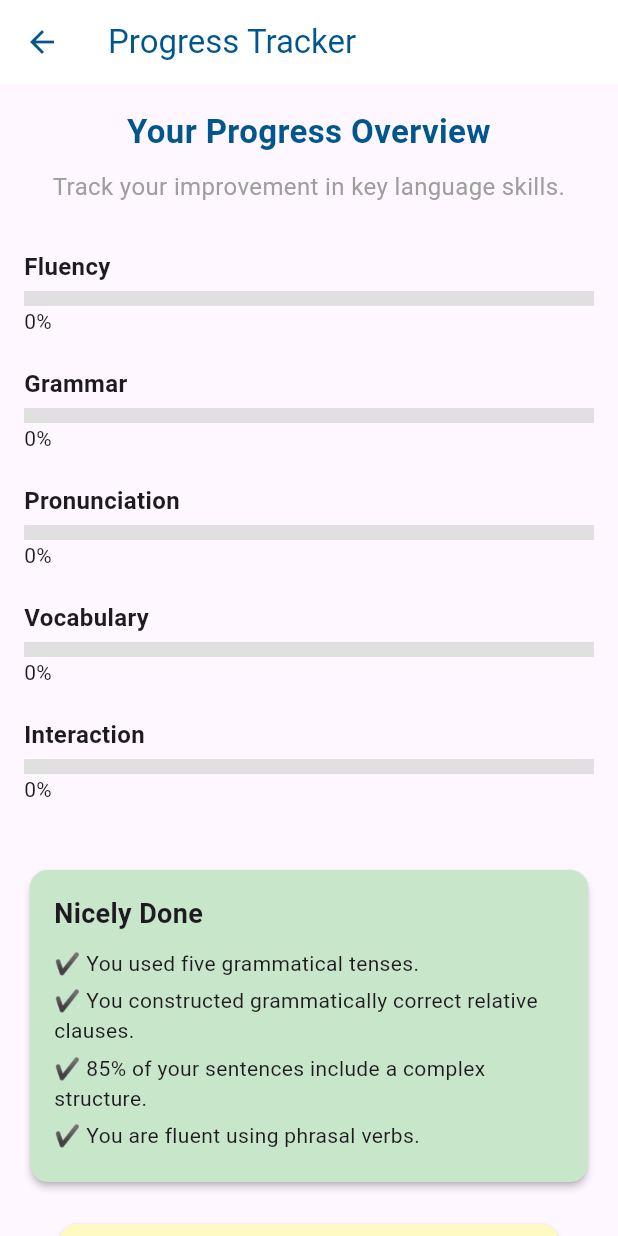
After one commit to aisamae13/TalkReady, a Flutter app: the ProgressTrackerPage screen opened directly, on a phone screen of 412 x 824 dp. The commit adds this screen. Run offline on Flutter 3.47's test engine with Material 3 defaults, Android fonts, the phone set to English and light mode, and no system bars; our stand-ins replace audioplayers, carousel_slider, cloud_firestore, firebase_auth, firebase_core, flutter_dotenv and 9 more; missing offline and left inert: firebase_app_check, flutter_sound; accounts and stored records are empty.

Commit message:
fix some mistakes

```diff
--- a/talkready_mobile/lib/homepage.dart
+++ b/talkready_mobile/lib/homepage.dart
@@ -7,6 +7,7 @@ import 'profile.dart';
 import 'package:logger/logger.dart';
 import 'courses_page.dart';
 import 'journal/journal_page.dart';
+import 'progress_page.dart';
 
 class HomePage extends StatefulWidget {
   const HomePage({super.key});
@@ -104,7 +105,6 @@ class _HomePageState extends State<HomePage> {
 
   switch (index) {
     case 0: // Home
-        // Already on Home, no navigation needed
       break;
     case 1: // Courses
       Navigator.push(
@@ -113,7 +113,7 @@ class _HomePageState extends State<HomePage> {
       ).then((_) {
         if (mounted) {
           setState(() {
-              _selectedIndex = 0; // Switch back to Home tab
+            _selectedIndex = 0;
           });
         }
       });
@@ -121,16 +121,28 @@ class _HomePageState extends State<HomePage> {
     case 2: // Journal
       Navigator.push(
         context,
-          MaterialPageRoute(builder: (context) =>  JournalPage()),
+        MaterialPageRoute(builder: (context) => JournalPage()),
       ).then((_) {
         if (mounted) {
           setState(() {
-              _selectedIndex = 0; // Switch back to Home tab
+            _selectedIndex = 0;
           });
         }
       });
       break;
-      case 3: // Profile
+    case 3: // Programs
+      Navigator.push(
+        context,
+        MaterialPageRoute(builder: (context) => ProgressTrackerPage()), // Replace with your ProgramsPage widget
+      ).then((_) {
+        if (mounted) {
+          setState(() {
+            _selectedIndex = 0;
+          });
+        }
+      });
+      break;
+    case 4: // Profile
       Navigator.push(
         context,
         MaterialPageRoute(builder: (context) => const ProfilePage()),
@@ -138,7 +150,7 @@ class _HomePageState extends State<HomePage> {
         logger.d('Returned from ProfilePage');
         if (mounted) {
           setState(() {
-              _selectedIndex = 0; // Switch back to Home tab after returning
+            _selectedIndex = 0;
           });
         }
       });
@@ -317,7 +329,7 @@ class _HomePageState extends State<HomePage> {
             BottomNavigationBarItem(icon: Icon(Icons.book), label: 'Courses'),
             BottomNavigationBarItem(
                 icon: Icon(Icons.library_books), label: 'Journal'),
-            BottomNavigationBarItem(icon: Icon(Icons.apps), label: 'Programs'),
+            BottomNavigationBarItem(icon: Icon(Icons.trending_up), label: 'Progress'),
             BottomNavigationBarItem(icon: Icon(Icons.person), label: 'Profile'),
           ],
         ),
--- a/talkready_mobile/lib/journal/mood_selection_page.dart
+++ b/talkready_mobile/lib/journal/mood_selection_page.dart
@@ -183,15 +183,8 @@ class _MoodSelectionPageState extends State<MoodSelectionPage> {
                 crossAxisAlignment: CrossAxisAlignment.start,
                 children: [
                   Row(
-                    mainAxisAlignment: MainAxisAlignment.spaceBetween,
+                    mainAxisAlignment: MainAxisAlignment.end, // Align "Skip" to the right
                     children: [
-                      IconButton(
-                        icon: const Icon(Icons.arrow_back, color: Color(0xFF00568D)),
-                        onPressed: () {
-                          logger.i('Back button pressed on MoodSelectionPage');
-                          Navigator.pop(context);
-                        },
-                      ),
                       Flexible(
                         child: SizedBox(
                           width: 80,
--- a/talkready_mobile/lib/main.dart
+++ b/talkready_mobile/lib/main.dart
@@ -64,7 +64,7 @@ class MyApp extends StatelessWidget {
       theme: ThemeData(
         primarySwatch: Colors.blue,
       ),
-      initialRoute: '/login',
+      initialRoute: '/',
       routes: {
         '/splash': (context) => const SplashScreen(),
         '/': (context) => const LandingPage(),
--- a/talkready_mobile/lib/profile.dart
+++ b/talkready_mobile/lib/profile.dart
@@ -10,7 +10,7 @@ import 'package:logger/logger.dart';
 import 'courses_page.dart';
 import 'journal/journal_page.dart';
 import 'homepage.dart';
-import 'ai_bot.dart';
+import 'progress_page.dart';
 import 'settings/settings.dart';
 
 class ProfilePage extends StatefulWidget {
@@ -417,13 +417,13 @@ void _showDropdownDialog(
         nextPage = const HomePage();
         break;
       case 1:
-        nextPage = const AIBotScreen();
+        nextPage = const CoursesPage();
         break;
       case 2:
-        nextPage = CoursesPage();
+        nextPage = JournalPage();
         break;
       case 3:
-        nextPage = JournalPage();
+        nextPage = ProgressTrackerPage();
         break;
       case 4:
         return; // Already on Profile, do nothing
@@ -678,7 +678,7 @@ void _showDropdownDialog(
           BottomNavigationBarItem(icon: Icon(Icons.home), label: 'Home'),
                 BottomNavigationBarItem(icon: Icon(Icons.book), label: 'Courses'),
                 BottomNavigationBarItem(icon: Icon(Icons.library_books), label: 'Journal'),
-                BottomNavigationBarItem(icon: Icon(Icons.apps), label: 'Programs'),
+                BottomNavigationBarItem(icon: Icon(Icons.trending_up), label: 'Progress'),
                 BottomNavigationBarItem(icon: Icon(Icons.person), label: 'Profile'),
         ],
       ),
--- /dev/null
+++ b/talkready_mobile/lib/progress_page.dart
@@ -0,0 +1,197 @@
+import 'package:flutter/material.dart';
+import 'package:firebase_auth/firebase_auth.dart';
+import 'package:cloud_firestore/cloud_firestore.dart';
+import 'package:logger/logger.dart';
+
+class ProgressTrackerPage extends StatefulWidget {
+  const ProgressTrackerPage({super.key});
+
+  @override
+  State<ProgressTrackerPage> createState() => _ProgressTrackerPageState();
+}
+
+class _ProgressTrackerPageState extends State<ProgressTrackerPage> {
+  final Logger logger = Logger();
+  final Map<String, double> skillProgress = {
+    'Fluency': 0.0,
+    'Grammar': 0.0,
+    'Pronunciation': 0.0,
+    'Vocabulary': 0.0,
+    'Interaction': 0.0,
+  };
+
+  @override
+  void initState() {
+    super.initState();
+    _fetchProgress();
+  }
+
+  Future<void> _fetchProgress() async {
+    final user = FirebaseAuth.instance.currentUser;
+    if (user == null) {
+      logger.e('No user logged in');
+      return;
+    }
+
+    try {
+      DocumentSnapshot doc = await FirebaseFirestore.instance
+          .collection('users')
+          .doc(user.uid)
+          .get();
+      Map<String, dynamic>? userData = doc.data() as Map<String, dynamic>?;
+      if (userData != null && userData.containsKey('progress')) {
+        Map<String, dynamic> progress = userData['progress'];
+        setState(() {
+          skillProgress['Fluency'] =
+              (progress['Fluency'] as num?)?.toDouble() ?? 0.0;
+          skillProgress['Grammar'] =
+              (progress['Grammar'] as num?)?.toDouble() ?? 0.0;
+          skillProgress['Pronunciation'] =
+              (progress['Pronunciation'] as num?)?.toDouble() ?? 0.0;
+          skillProgress['Vocabulary'] =
+              (progress['Vocabulary'] as num?)?.toDouble() ?? 0.0;
+          skillProgress['Interaction'] =
+              (progress['Interaction'] as num?)?.toDouble() ?? 0.0;
+        });
+        logger.i('Fetched progress: $skillProgress');
+      } else {
+        logger.i('No progress data found, using defaults');
+      }
+    } catch (e) {
+      logger.e('Error fetching progress: $e');
+      if (mounted) {
+        ScaffoldMessenger.of(context).showSnackBar(
+          SnackBar(content: Text('Error loading progress: $e')),
+        );
+      }
+    }
+  }
+
+  @override
+  Widget build(BuildContext context) {
+    return Scaffold(
+      appBar: AppBar(
+        title: const Text('Progress Tracker'),
+        backgroundColor: Colors.white,
+        elevation: 0,
+        foregroundColor: const Color(0xFF00568D),
+      ),
+      body: SingleChildScrollView(
+        padding: const EdgeInsets.all(16.0),
+        child: Column(
+          crossAxisAlignment: CrossAxisAlignment.center,
+          children: [
+            const Text(
+              'Your Progress Overview',
+              style: TextStyle(
+                fontSize: 22,
+                fontWeight: FontWeight.bold,
+                color: Color(0xFF00568D),
+              ),
+              textAlign: TextAlign.center,
+            ),
+            const SizedBox(height: 10),
+            const Text(
+              'Track your improvement in key language skills.',
+              style: TextStyle(fontSize: 16, color: Colors.grey),
+              textAlign: TextAlign.center,
+            ),
+            const SizedBox(height: 20),
+
+            // Skill Progress Bars
+            ...skillProgress.keys
+                .map((skill) => _buildProgressBar(skill, skillProgress[skill]!))
+                ,
+            const SizedBox(height: 30),
+
+            // Feedback Sections
+            _buildFeedbackSection(
+              title: 'Nicely Done',
+              color: Colors.green[100]!,
+              points: [
+                '✔ You used five grammatical tenses.',
+                '✔ You constructed grammatically correct relative clauses.',
+                '✔ 85% of your sentences include a complex structure.',
+                '✔ You are fluent using phrasal verbs.',
+              ],
+            ),
+            const SizedBox(height: 20),
+            _buildFeedbackSection(
+              title: 'Things to Improve',
+              color: Colors.yellow[100]!,
+              points: [
+                '⚠ Improve speaking rate and reduce pauses.',
+                '⚠ Avoid filler words like "uh", "um", and "okay".',
+                '⚠ Use more varied vocabulary.',
+                '⚠ Practice linking words for better flow.',
+              ],
+            ),
+          ],
+        ),
+      ),
+    );
+  }
+
+  Widget _buildProgressBar(String skill, double value) {
+    return Padding(
+      padding: const EdgeInsets.symmetric(vertical: 10),
+      child: Column(
+        crossAxisAlignment: CrossAxisAlignment.start,
+        children: [
+          Text(
+            skill,
+            style: const TextStyle(
+              fontSize: 16,
+              fontWeight: FontWeight.bold,
+            ),
+          ),
+          const SizedBox(height: 5),
+          LinearProgressIndicator(
+            value: value / 5, // Assuming progress is out of 5
+            backgroundColor: Colors.grey[300],
+            color: Colors.blue,
+            minHeight: 10,
+          ),
+          Text(
+              '${(value * 20).toStringAsFixed(0)}%'), // Convert 5-scale to 100%
+        ],
+      ),
+    );
+  }
+
+  Widget _buildFeedbackSection({
+    required String title,
+    required Color color,
+    required List<String> points,
+  }) {
+    return Card(
+      color: color,
+      elevation: 2,
+      shape: RoundedRectangleBorder(borderRadius: BorderRadius.circular(12)),
+      child: Padding(
+        padding: const EdgeInsets.all(16.0),
+        child: Column(
+          crossAxisAlignment: CrossAxisAlignment.start,
+          children: [
+            Text(title,
+                style:
+                    const TextStyle(fontWeight: FontWeight.bold, fontSize: 18)),
+            const SizedBox(height: 10),
+            Column(
+              crossAxisAlignment: CrossAxisAlignment.start,
+              children: points
+                  .map((point) => Padding(
+                        padding: const EdgeInsets.only(bottom: 5),
+                        child: Text(
+                          point,
+                          style: const TextStyle(fontSize: 14),
+                        ),
+                      ))
+                  .toList(),
+            ),
+          ],
+        ),
+      ),
+    );
+  }
+}
--- a/talkready_mobile/lib/settings/settings.dart
+++ b/talkready_mobile/lib/settings/settings.dart
@@ -27,7 +27,7 @@ class _SettingsPageState extends State<SettingsPage> {
     if (Navigator.canPop(context)) {
       Navigator.pushNamedAndRemoveUntil(
         context,
-        '/login',
+        '/',
         (route) => false,
       );
     } else {
```
Lines whose indentation alone changed are shown as unchanged.
